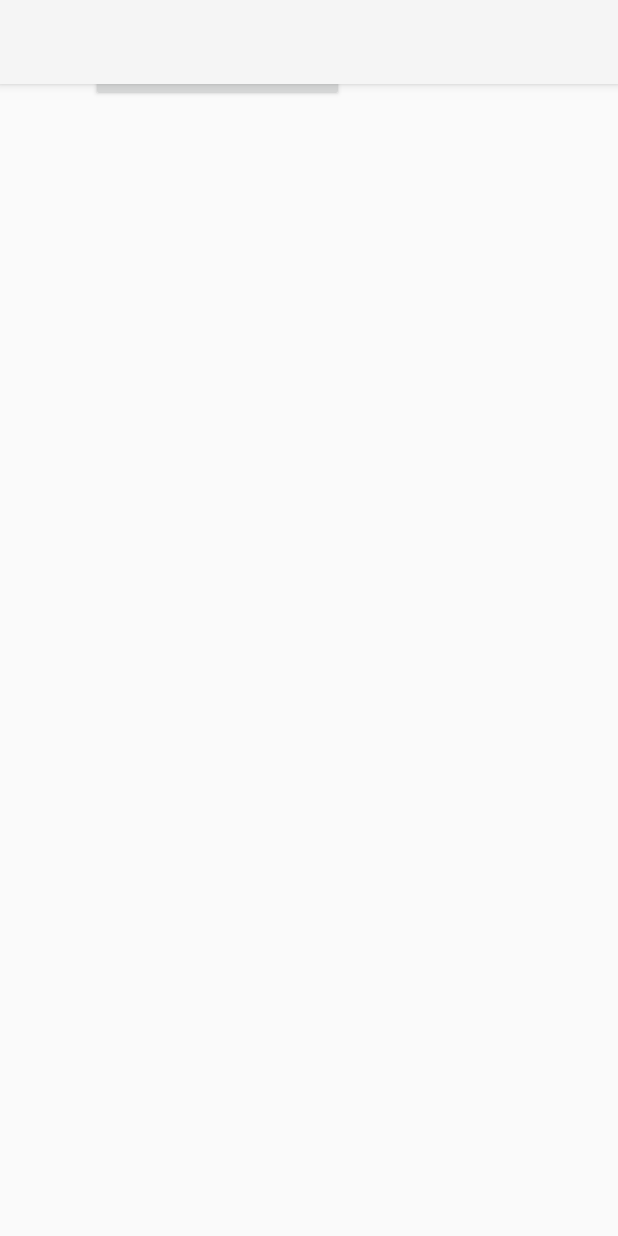
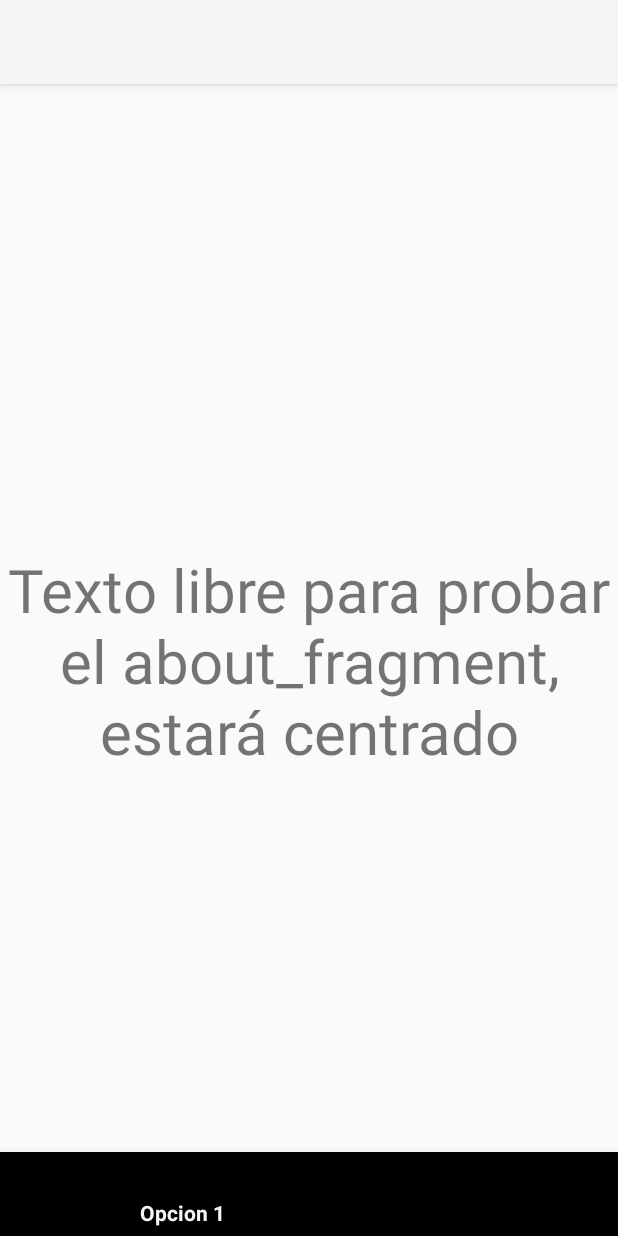
Before and after one commit to Marcos-Rama/DI, an Android app: the screen it shows after launch (CatalogActivity before the commit, MainActivity after it), on a phone screen of 412 x 824 dp. Run offline under Robolectric (Android 15) with nearby library versions, the phone set to English and light mode, and no system bars.

Commit message:
Comentarios añadidos a las clases, fin del sprint

```diff
--- a/sprint4android/app/build.gradle
+++ b/sprint4android/app/build.gradle
@@ -30,6 +30,8 @@ android {
 
 dependencies {
     implementation 'com.squareup.picasso:picasso:2.8'
+    implementation 'androidx.navigation:navigation-fragment:2.8.4'
+    implementation 'androidx.navigation:navigation-ui:2.8.4'
     implementation libs.appcompat
     implementation libs.material
     implementation libs.activity
--- /dev/null
+++ b/sprint4android/app/src/main/java/com/example/mycatalog/AboutFragment.java
@@ -0,0 +1,22 @@
+package com.example.mycatalog;
+
+import android.os.Bundle;
+import android.view.LayoutInflater;
+import android.view.View;
+import android.view.ViewGroup;
+
+import androidx.annotation.NonNull;
+import androidx.annotation.Nullable;
+import androidx.fragment.app.Fragment;
+
+public class AboutFragment extends Fragment {
+    public AboutFragment() {
+    }
+//"Infla" el fragment que se mostrará según lo establecido en el xml about_fragment
+    @Nullable
+    @Override
+    public View onCreateView(@NonNull LayoutInflater inflater, @Nullable ViewGroup container, @Nullable Bundle savedInstanceState) {
+        return inflater.inflate(R.layout.about_fragment, container, false);
+    }
+
+}
--- a/sprint4android/app/src/main/java/com/example/mycatalog/MainActivity.java
+++ b/sprint4android/app/src/main/java/com/example/mycatalog/MainActivity.java
@@ -3,37 +3,48 @@ package com.example.mycatalog;
 import android.os.Bundle;
 import android.view.MenuItem;
 
-import androidx.activity.EdgeToEdge;
 import androidx.annotation.NonNull;
 import androidx.appcompat.app.AppCompatActivity;
-import androidx.core.graphics.Insets;
-import androidx.core.view.ViewCompat;
-import androidx.core.view.WindowInsetsCompat;
+
+import androidx.fragment.app.Fragment;
 
 import com.google.android.material.bottomnavigation.BottomNavigationView;
-import com.google.android.material.navigation.NavigationBarView;
+
 
 public class MainActivity extends AppCompatActivity {
-
+//Actividad que se inicia de primero cuando se ejecuta la aplicación
     @Override
     protected void onCreate(Bundle savedInstanceState) {
         super.onCreate(savedInstanceState);
-        EdgeToEdge.enable(this);
+//Establece que se verá en la primera pantalla
         setContentView(R.layout.activity_main);
+        if(savedInstanceState == null) {
+            getSupportFragmentManager()
+                    .beginTransaction()
+                    .replace(R.id.fragmentContainer, new AboutFragment())
+                    .commit();
+        }
+        //Crea la barra inferior con las funcionalidades que se quieran asignar
+        BottomNavigationView bar = findViewById(R.id.bottomNavigation);
+        bar.setOnItemSelectedListener(item -> {
+            Fragment myFragment = null;
 
-        BottomNavigationView bar = findViewById(R.id.bottomNavigation);
-        bar.setOnItemSelectedListener(new NavigationBarView.OnItemSelectedListener() {
-            @Override
-            public boolean onNavigationItemSelected(@NonNull MenuItem item) {
                 if (item.getItemId() == R.id.menu1) {
-                    // Hacer algo si el usuario pulsa Digimon 1
+                    //Si se selecciona esta opción viaja al fragment CatalogFragment
+                    myFragment = new CatalogFragment();
+                    getSupportFragmentManager()
+                            .beginTransaction()
+                            .replace(R.id.fragmentContainer, myFragment).
+                            commit();
                 }
                 if (item.getItemId() == R.id.menu2) {
-                    // Hacer algo si el usuario pulsa Digimon 2
+                    //Si se selecciona esta opción viaja al fragment AboutFragment
+                    myFragment = new AboutFragment();
+                    getSupportFragmentManager().beginTransaction().replace(R.id.fragmentContainer, myFragment).commit();
                 }
 
                 return true;
-            }
+
         });
 
     }
--- /dev/null
+++ b/sprint4android/app/src/main/res/layout/about_fragment.xml
@@ -0,0 +1,18 @@
+<?xml version="1.0" encoding="utf-8"?>
+<androidx.constraintlayout.widget.ConstraintLayout xmlns:android="http://schemas.android.com/apk/res/android"
+    android:layout_width="match_parent"
+    android:layout_height="match_parent"
+    xmlns:app="http://schemas.android.com/apk/res-auto">
+
+    <TextView
+        android:id="@+id/about_fragment"
+        android:layout_width="wrap_content"
+        android:layout_height="wrap_content"
+        android:text="Texto libre para probar el about_fragment, estará centrado"
+        android:textSize="40sp"
+        android:gravity="center"
+        app:layout_constraintBottom_toBottomOf="parent"
+        app:layout_constraintStart_toStartOf="parent"
+        app:layout_constraintEnd_toEndOf="parent"
+        app:layout_constraintTop_toTopOf="parent"/>
+</androidx.constraintlayout.widget.ConstraintLayout>
--- a/sprint4android/app/src/main/res/layout/activity_main.xml
+++ b/sprint4android/app/src/main/res/layout/activity_main.xml
@@ -16,5 +16,12 @@
         app:layout_constraintEnd_toEndOf="parent"
         app:layout_constraintBottom_toBottomOf="parent"/>
 
+    <androidx.fragment.app.FragmentContainerView
+        android:id="@+id/fragmentContainer"
+        android:layout_width="match_parent"
+        android:layout_height="match_parent"
+        app:layout_constraintBottom_toTopOf="@id/bottomNavigation"
+        app:defaultNavHost ="true"
+        />
 
 </androidx.constraintlayout.widget.ConstraintLayout>
```
Also changed, not shown: sprint4android/app/src/main/AndroidManifest.xml (+3 -12 lines), sprint4android/app/src/main/java/com/example/mycatalog/CatalogFragment.java (added, +36 -0 lines), sprint4android/app/src/main/java/com/example/mycatalog/DetailFragment.java (added, +30 -0 lines), sprint4android/app/src/main/res/layout/catalog_fragment.xml (added, +21 -0 lines), sprint4android/app/src/main/res/layout/detail_fragment.xml (added, +59 -0 lines).
